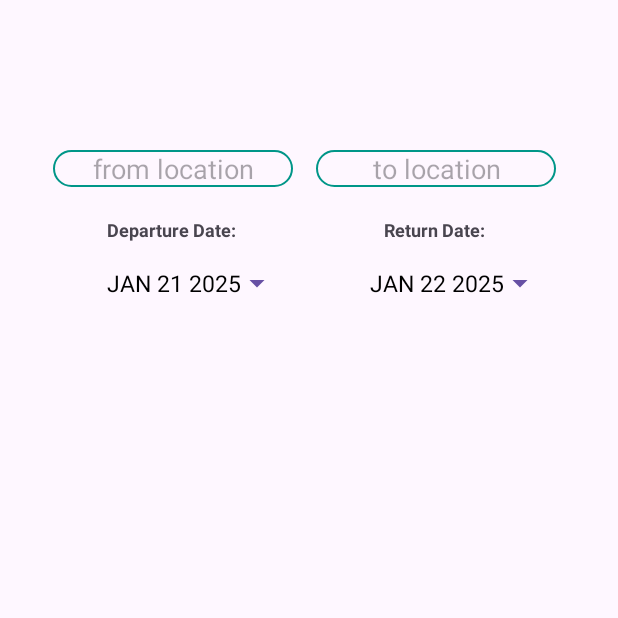
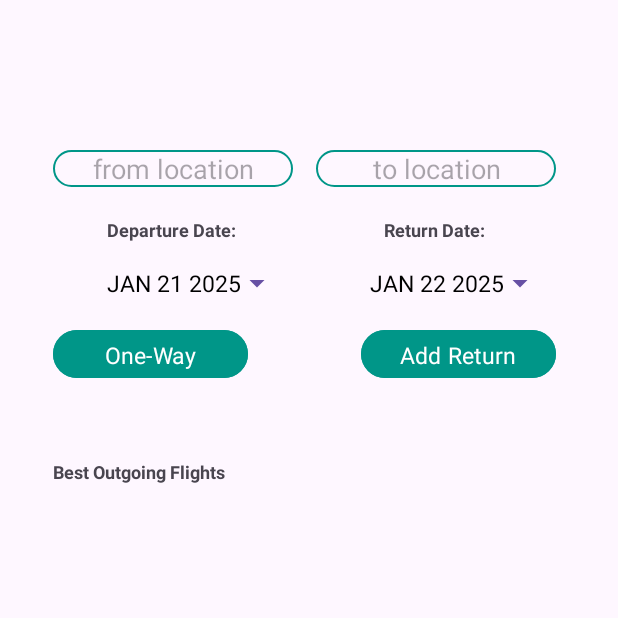
Before and after one commit to Hampshire-Wolves/aero-atlas, an Android app: the fragment FlightSelectorFragment shown on its own in the app's theme, on a phone screen of 412 x 824 dp, the top half of it. Run offline under Robolectric (Android 15) with nearby library versions, the light colour scheme and no system bars; 2 statements that could not run were skipped.

Commit message:
feat:add textView for bestOutgoingFlights header, add One-Way and Add Return buttons

```diff
--- a/app/src/main/res/layout/fragment_flight_selector.xml
+++ b/app/src/main/res/layout/fragment_flight_selector.xml
@@ -17,96 +17,141 @@
             android:id="@+id/populateFromLocation"
             android:layout_width="160dp"
             android:layout_height="wrap_content"
+            android:layout_marginLeft="35dp"
+            android:layout_marginTop="100dp"
+            android:background="@drawable/rounded_corner"
+            android:fontFamily="sans-serif"
             android:hint="from location"
-            android:layout_marginTop="100dp"
-            android:layout_marginLeft="35dp"
+            android:textAlignment="center"
             app:layout_constraintStart_toStartOf="parent"
-            app:layout_constraintTop_toTopOf="parent"
-            android:background="@drawable/rounded_corner"
-            android:textAlignment="center"
-            android:fontFamily="sans-serif"
-            />
+            app:layout_constraintTop_toTopOf="parent" />
 
         <EditText
             android:id="@+id/populateToLocation"
             android:layout_width="160dp"
             android:layout_height="wrap_content"
+            android:layout_marginLeft="15dp"
+            android:layout_marginTop="100dp"
+            android:background="@drawable/rounded_corner"
+            android:fontFamily="sans-serif"
             android:hint="to location"
-            android:layout_marginTop="100dp"
-            android:layout_marginLeft="15dp"
-            app:layout_constraintTop_toTopOf="parent"
+            android:textAlignment="center"
             app:layout_constraintStart_toEndOf="@+id/populateFromLocation"
-            android:background="@drawable/rounded_corner"
-            android:textAlignment="center"
-            android:fontFamily="sans-serif"
-            />
+            app:layout_constraintTop_toTopOf="parent" />
 
         <TextView
             android:id="@+id/departureTag"
             android:layout_width="160dp"
             android:layout_height="wrap_content"
-            app:layout_constraintTop_toBottomOf="@+id/populateFromLocation"
-            app:layout_constraintStart_toStartOf="@+id/populateFromLocation"
             android:layout_marginTop="20dp"
             android:text="Departure Date: "
             android:textAlignment="center"
+            android:textSize="12sp"
             android:textStyle="bold"
-            android:textSize="12sp"
-            />
+            app:layout_constraintStart_toStartOf="@+id/populateFromLocation"
+            app:layout_constraintTop_toBottomOf="@+id/populateFromLocation" />
 
         <TextView
             android:id="@+id/ReturnTag"
             android:layout_width="160dp"
             android:layout_height="wrap_content"
             android:layout_marginLeft="15dp"
-            app:layout_constraintTop_toBottomOf="@+id/populateFromLocation"
-            app:layout_constraintStart_toEndOf="@+id/departureTag"
             android:layout_marginTop="20dp"
             android:text="Return Date: "
             android:textAlignment="center"
+            android:textSize="12sp"
             android:textStyle="bold"
-            android:textSize="12sp"
-            />
+            app:layout_constraintStart_toEndOf="@+id/departureTag"
+            app:layout_constraintTop_toBottomOf="@+id/populateFromLocation" />
 
         <Button
             android:id="@+id/departurePickerDate"
-            app:layout_constraintTop_toBottomOf="@+id/departureTag"
-            app:layout_constraintStart_toStartOf="@+id/populateFromLocation"
+            style="?android:spinnerStyle"
             android:layout_width="160dp"
             android:layout_height="wrap_content"
             android:layout_marginTop="3dp"
+            android:backgroundTint="@color/customcolour1"
             android:drawableTint="#ff0000"
-            android:text="JAN 21 2025"
-            android:textColor="@color/black"
-            android:textAlignment="center"
-            android:textSize="15sp"
-            style="?android:spinnerStyle"
-            tools:layout_editor_absoluteX="104dp"
-            tools:layout_editor_absoluteY="308dp"
-            android:backgroundTint="@color/customcolour1"
             android:fontFamily="sans-serif"
             android:onClick="departureDatePicker"
-            />
+            android:text="JAN 21 2025"
+            android:textAlignment="center"
+            android:textColor="@color/black"
+            android:textSize="15sp"
+            app:layout_constraintStart_toStartOf="@+id/populateFromLocation"
+            app:layout_constraintTop_toBottomOf="@+id/departureTag"
+            tools:layout_editor_absoluteX="104dp"
+            tools:layout_editor_absoluteY="308dp" />
 
         <Button
             android:id="@+id/returnPickerDate"
-            app:layout_constraintTop_toBottomOf="@+id/ReturnTag"
-            app:layout_constraintStart_toStartOf="@+id/populateToLocation"
+            style="?android:spinnerStyle"
             android:layout_width="160dp"
             android:layout_height="wrap_content"
             android:layout_marginTop="3dp"
+            android:backgroundTint="@color/customcolour1"
             android:drawableTint="#ff0000"
-            android:text="JAN 22 2025"
-            android:textColor="@color/black"
-            android:textAlignment="center"
-            android:textSize="15sp"
-            style="?android:spinnerStyle"
-            tools:layout_editor_absoluteX="104dp"
-            tools:layout_editor_absoluteY="308dp"
-            android:backgroundTint="@color/customcolour1"
             android:fontFamily="sans-serif"
             android:onClick="departureDatePicker"
-            />
+            android:text="JAN 22 2025"
+            android:textAlignment="center"
+            android:textColor="@color/black"
+            android:textSize="15sp"
+            app:layout_constraintStart_toStartOf="@+id/populateToLocation"
+            app:layout_constraintTop_toBottomOf="@+id/ReturnTag"
+            tools:layout_editor_absoluteX="104dp"
+            tools:layout_editor_absoluteY="308dp" />
+
+        <Button
+            android:id="@+id/AddReturnFlightButton"
+            android:layout_width="130dp"
+            android:layout_height="40dp"
+            android:layout_marginTop="3dp"
+            android:backgroundTint="@color/customcolour1"
+            android:drawableTint="#ff0000"
+            android:fontFamily="sans-serif"
+            android:onClick="departureDatePicker"
+            android:textAlignment="center"
+            android:textColor="@color/white"
+            android:textSize="15sp"
+            android:text="Add Return"
+            app:layout_constraintEnd_toEndOf="@+id/returnPickerDate"
+            app:layout_constraintTop_toBottomOf="@+id/returnPickerDate"
+            tools:layout_editor_absoluteX="104dp"
+            tools:layout_editor_absoluteY="308dp" />
+
+        <Button
+            android:id="@+id/oneWayFlightButton"
+            android:layout_width="130dp"
+            android:layout_height="40dp"
+            android:backgroundTint="@color/customcolour1"
+            android:drawableTint="#ff0000"
+            android:fontFamily="sans-serif"
+            android:onClick="departureDatePicker"
+            android:textAlignment="center"
+            android:textColor="@color/white"
+            android:textSize="15sp"
+            android:text="One-Way"
+            app:layout_constraintStart_toStartOf="@+id/departurePickerDate"
+            app:layout_constraintTop_toTopOf="@+id/AddReturnFlightButton"
+            tools:layout_editor_absoluteX="104dp"
+            tools:layout_editor_absoluteY="308dp" />
+
+
+        <TextView
+            android:id="@+id/HeaderBestOutGoingFlights"
+            android:layout_width="160dp"
+            android:layout_height="wrap_content"
+
+            android:layout_marginTop="50dp"
+            android:text="Best Outgoing Flights"
+            android:gravity="start"
+            android:textSize="12sp"
+            android:textStyle="bold"
+            app:layout_constraintStart_toStartOf="@+id/departureTag"
+            app:layout_constraintTop_toBottomOf="@+id/oneWayFlightButton" />
+
+
 
 
     </androidx.constraintlayout.widget.ConstraintLayout>
```
